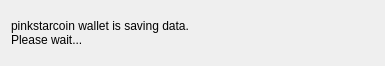
Qt form src/Gui/Common/ExitWidget.ui (ZwerG-MaX/pinkstarcoin-gui) before a commit.
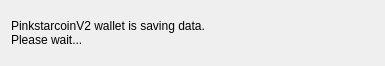
The same form after that commit.

Diff of the .ui file:
```diff
--- a/src/Gui/Common/ExitWidget.ui
+++ b/src/Gui/Common/ExitWidget.ui
@@ -17,7 +17,7 @@
    <item>
     <widget class="QLabel" name="label">
      <property name="text">
-      <string>pinkstarcoin wallet is saving data.
+      <string>PinkstarcoinV2 wallet is saving data.
 Please wait...</string>
      </property>
     </widget>
```
